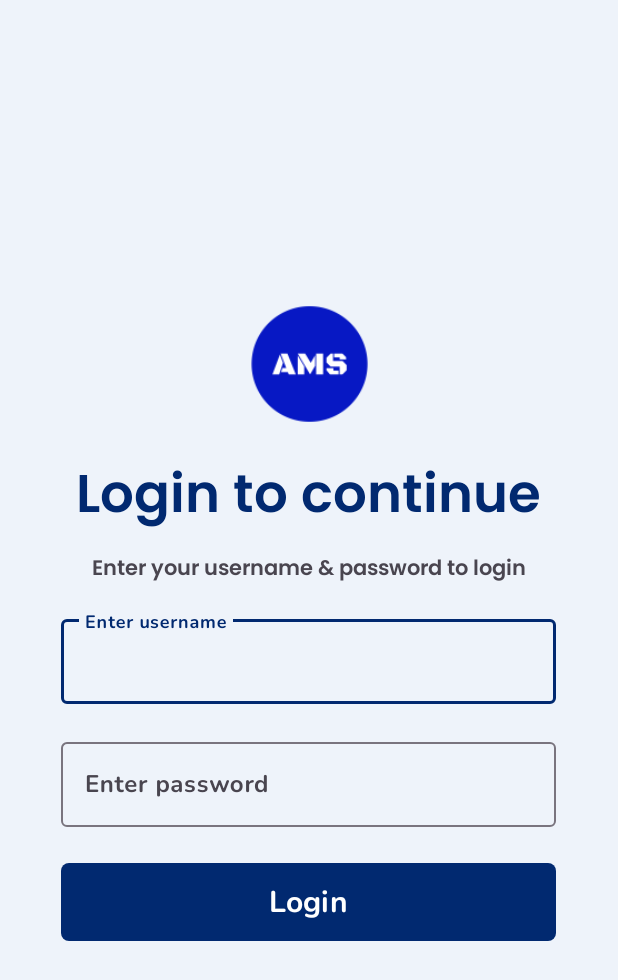
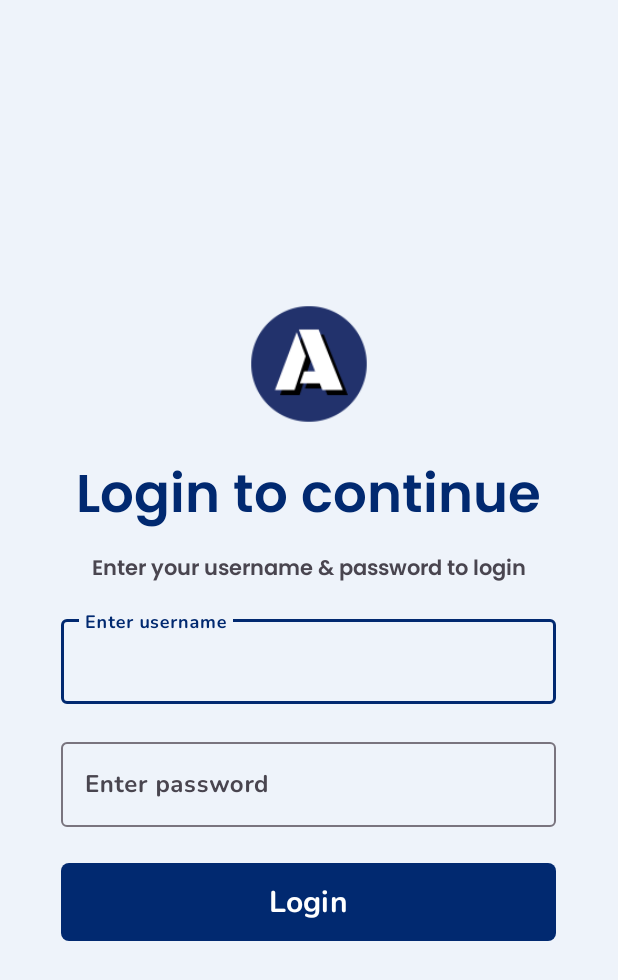
Before and after one commit to jignesh-rathod/AMS-ANDROID, an Android app: the screen it shows after launch (LoginActivity), on a phone screen of 412 x 824 dp. Shown: the top 980 px of the screen. Run offline under Robolectric (Android 15) with nearby library versions, the phone set to English and light mode, and no system bars.

Commit message:
Change the logo

```diff
--- /dev/null
+++ b/app/src/main/res/drawable/splash_screen_logo.xml
@@ -0,0 +1,16 @@
+<vector
+    xmlns:android="http://schemas.android.com/apk/res/android"
+    android:width="160dp"
+    android:height="160dp"
+    android:viewportWidth="240"
+    android:viewportHeight="240">
+    <path
+        android:pathData="M120,120m-80,0a80,80 0,1 1,160 0a80,80 0,1 1,-160 0"
+        android:fillColor="#24326c" />
+    <path
+        android:fillColor="#FF000000"
+        android:pathData="M107.11,163.51h-27l30,-80L122.5,116.8ZM142.11,154.36L114.59,154.36l5.82,-16.6h15.2l-22.48,-58h27.3l33.5,83.76L145.62,163.52Z" />
+    <path
+        android:pathData="M100.11,156.51h-27l30,-80L115.5,109.8ZM135.11,147.36L107.59,147.36l5.82,-16.6h15.2l-22.48,-58h27.3l33.5,83.76L138.62,156.52Z"
+        android:fillColor="#fff" />
+</vector>
--- a/app/src/main/res/values/themes.xml
+++ b/app/src/main/res/values/themes.xml
@@ -19,7 +19,7 @@
     <style name="Theme.AMS.SplashScreen" parent="Theme.SplashScreen">
 
         <item name="android:windowSplashScreenBackground" tools:ignore="NewApi">@color/background_light</item>
-        <item name="windowSplashScreenAnimatedIcon">@mipmap/logo_foreground</item>
+        <item name="windowSplashScreenAnimatedIcon">@drawable/splash_screen_logo</item>
         <item name="windowSplashScreenAnimationDuration">500</item>
         <item name="postSplashScreenTheme">@style/Theme.AMS</item>
 
```
Also changed, not shown: app/src/main/logo-playstore.png, app/src/main/res/mipmap-hdpi/logo.webp, app/src/main/res/mipmap-hdpi/logo_foreground.webp, app/src/main/res/mipmap-hdpi/logo_round.webp, app/src/main/res/mipmap-mdpi/logo.webp, app/src/main/res/mipmap-mdpi/logo_foreground.webp, app/src/main/res/mipmap-mdpi/logo_round.webp, app/src/main/res/mipmap-xhdpi/logo.webp, app/src/main/res/mipmap-xhdpi/logo_foreground.webp, app/src/main/res/mipmap-xhdpi/logo_round.webp, app/src/main/res/mipmap-xxhdpi/logo.webp, app/src/main/res/mipmap-xxhdpi/logo_foreground.webp, app/src/main/res/mipmap-xxhdpi/logo_round.webp, app/src/main/res/mipmap-xxxhdpi/logo.webp, 2 more files.
